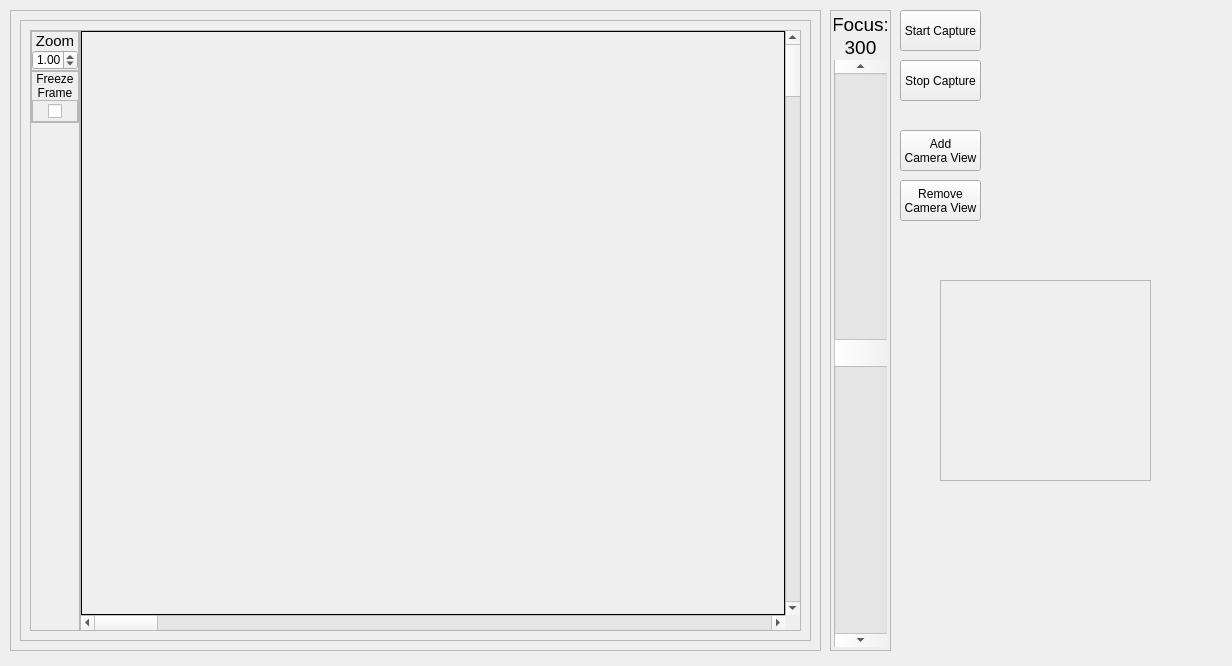
This is designer.ui in Tony904/darksight as Qt 5 draws it before an edit. The edited form follows.
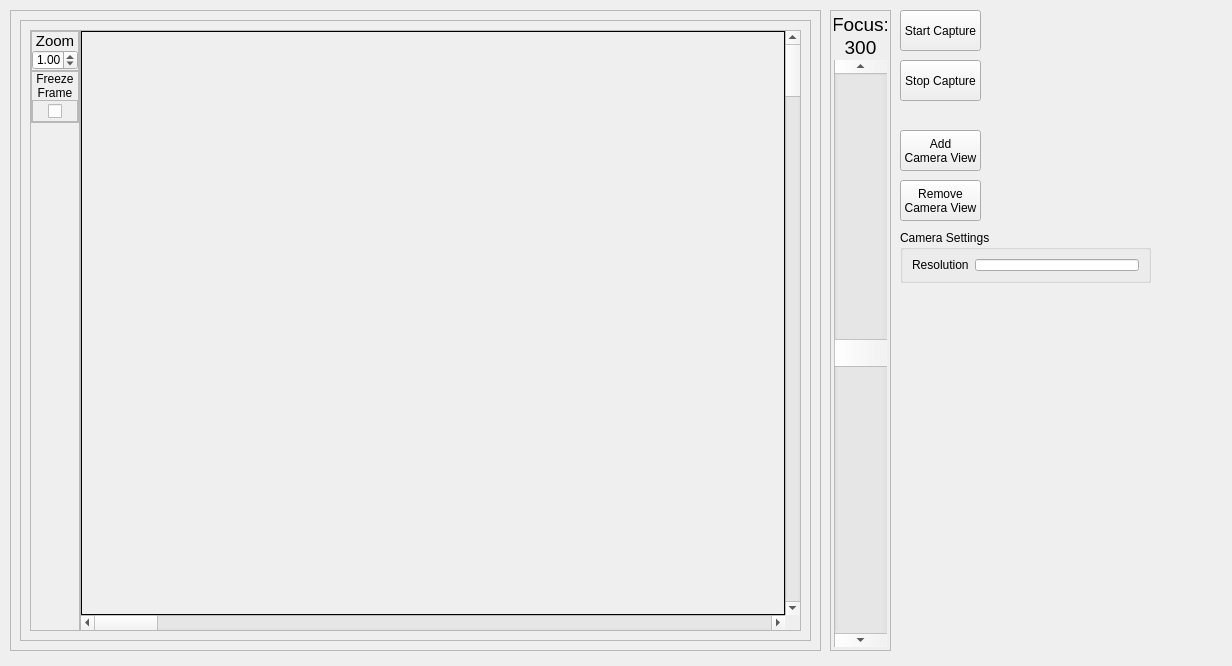
This is the edited form.

The edit to the form file:
```diff
--- a/designer.ui
+++ b/designer.ui
@@ -576,22 +576,30 @@
 Camera View</string>
    </property>
   </widget>
-  <widget class="QFrame" name="frame">
+  <widget class="QGroupBox" name="gbox_camera_settings">
    <property name="geometry">
     <rect>
-     <x>940</x>
-     <y>280</y>
-     <width>211</width>
-     <height>201</height>
+     <x>900</x>
+     <y>230</y>
+     <width>251</width>
+     <height>53</height>
     </rect>
    </property>
-   <property name="frameShape">
-    <enum>QFrame::StyledPanel</enum>
+   <property name="title">
+    <string>Camera Settings</string>
    </property>
-   <property name="frameShadow">
-    <enum>QFrame::Plain</enum>
-   </property>
-   <layout class="QGridLayout" name="gridLayout"/>
+   <layout class="QGridLayout" name="layout_grid_camera_settings">
+    <item row="0" column="0">
+     <widget class="QLabel" name="lbl_camera_resolution">
+      <property name="text">
+       <string>Resolution</string>
+      </property>
+     </widget>
+    </item>
+    <item row="0" column="1">
+     <widget class="QLineEdit" name="ledit_camera_resolution"/>
+    </item>
+   </layout>
   </widget>
  </widget>
  <resources/>
```
Left out of the diff: 44 changed lines with no effect on the pictures.
